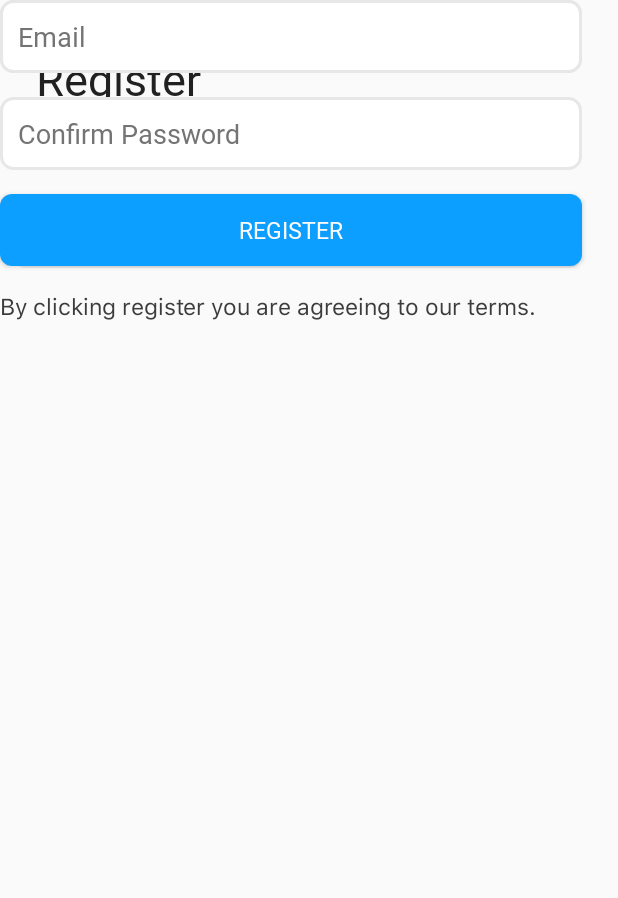
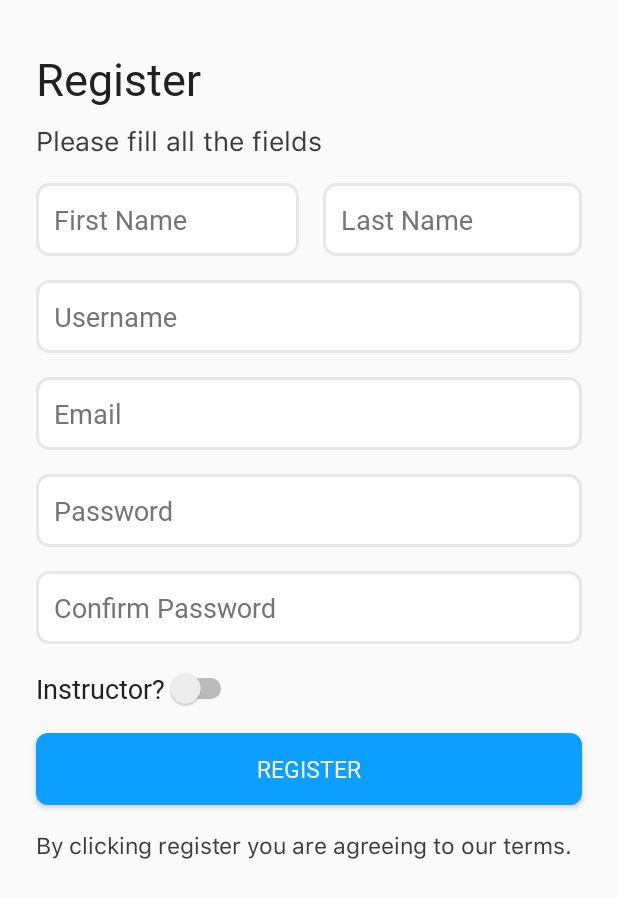
Before and after one commit to laureanray/code-simulator-and-checker, an Android app: the screen it shows after launch (RootActivity), after a tap on "REGISTER", on a phone screen of 412 x 824 dp. Shown: the top 898 px of the screen. Run offline under Robolectric (Android 15) with nearby library versions, the phone set to English and light mode, and no system bars; our stand-ins replace navigation-ui.

Commit message:
Latest commit

```diff
--- a/app/src/main/java/com/laureanray/codesimulatorandchecker/app/RetrofitClientInstance.java
+++ b/app/src/main/java/com/laureanray/codesimulatorandchecker/app/RetrofitClientInstance.java
@@ -5,7 +5,7 @@ import retrofit2.converter.gson.GsonConverterFactory;
 
 public class RetrofitClientInstance {
     private static Retrofit retrofit;
-    private static final String BASE_URL = "http://192.168.100.45:3001";
+    private static final String BASE_URL = "http://192.168.43.152:3001";
 
     public static Retrofit getRetrofitInstance() {
         if (retrofit == null) {
--- a/app/src/main/java/com/laureanray/codesimulatorandchecker/data/services/StudentService.java
+++ b/app/src/main/java/com/laureanray/codesimulatorandchecker/data/services/StudentService.java
@@ -16,4 +16,6 @@ public interface StudentService {
     @POST("/api/v1/students/login")
     Call<Student> login(@Body Login login);
 
+    @POST("/api/v1/students/register")
+    Call<Student> register(@Body Student student);
 }
--- a/app/src/main/java/com/laureanray/codesimulatorandchecker/ui/root/LoginFragment.java
+++ b/app/src/main/java/com/laureanray/codesimulatorandchecker/ui/root/LoginFragment.java
@@ -2,7 +2,6 @@ package com.laureanray.codesimulatorandchecker.ui.root;
 
 import android.app.ProgressDialog;
 import android.content.Intent;
-import android.content.SharedPreferences;
 import android.os.Bundle;
 
 import androidx.fragment.app.Fragment;
@@ -24,8 +23,6 @@ import com.laureanray.codesimulatorandchecker.app.SharedPreferencesManager;
 import com.laureanray.codesimulatorandchecker.data.model.Login;
 import com.laureanray.codesimulatorandchecker.data.model.Student;
 import com.laureanray.codesimulatorandchecker.data.services.StudentService;
-
-import java.util.List;
 
 import retrofit2.Call;
 import retrofit2.Callback;
@@ -84,7 +81,7 @@ public class LoginFragment extends Fragment {
         loginButton = root.findViewById(R.id.login_btn);
         loginButton.setEnabled(false);
 
-        username = root.findViewById(R.id.et_username);
+        username = root.findViewById(R.id.et_r_un);
         password = root.findViewById(R.id.et_password);
 
         username.addTextChangedListener(loginTextWatcher);
--- a/app/src/main/res/layout/login_fragment.xml
+++ b/app/src/main/res/layout/login_fragment.xml
@@ -33,7 +33,7 @@
         app:layout_constraintTop_toBottomOf="@+id/textView4" />
 
     <EditText
-        android:id="@+id/et_username"
+        android:id="@+id/et_r_un"
         style="@style/TextInput"
         android:layout_width="0dp"
         android:layout_height="wrap_content"
@@ -56,8 +56,8 @@
         android:inputType="textPassword"
         app:layout_constraintEnd_toEndOf="@+id/textView4"
         app:layout_constraintHorizontal_bias="0.0"
-        app:layout_constraintStart_toStartOf="@+id/et_username"
-        app:layout_constraintTop_toBottomOf="@+id/et_username" />
+        app:layout_constraintStart_toStartOf="@+id/et_r_un"
+        app:layout_constraintTop_toBottomOf="@+id/et_r_un" />
 
     <Button
         android:id="@+id/login_btn"
--- a/app/src/main/res/layout/register_fragment.xml
+++ b/app/src/main/res/layout/register_fragment.xml
@@ -21,29 +21,29 @@
         app:layout_constraintStart_toStartOf="parent"
         app:layout_constraintTop_toTopOf="parent" />
 
+
     <TextView
         android:id="@+id/textView"
         style="@style/FontBody"
         android:layout_width="0dp"
         android:layout_height="wrap_content"
-        android:layout_marginTop="16dp"
-        android:layout_marginEnd="24dp"
+        android:layout_marginTop="8dp"
         android:text="@string/register_prompt"
         android:textColor="@color/grayLighter"
-        app:layout_constraintEnd_toEndOf="parent"
         app:layout_constraintStart_toStartOf="@+id/textView5"
         app:layout_constraintTop_toBottomOf="@+id/textView5" />
 
     <EditText
-        android:id="@+id/et_username"
+        android:id="@+id/et_fn"
         style="@style/TextInput"
         android:layout_width="175dp"
         android:layout_height="0dp"
         android:layout_marginTop="16dp"
+        android:autofillHints=""
         android:ems="10"
         android:hint="@string/firstname_prompt"
         android:inputType="textPersonName"
-        app:layout_constraintStart_toStartOf="@+id/textView5"
+        app:layout_constraintStart_toStartOf="@+id/textView"
         app:layout_constraintTop_toBottomOf="@+id/textView" />
 
     <EditText
@@ -55,9 +55,8 @@
         android:ems="10"
         android:hint="@string/cpassword_prompt"
         android:inputType="textPassword"
-        app:layout_constraintEnd_toEndOf="@+id/textView5"
-        app:layout_constraintHorizontal_bias="0.0"
-        app:layout_constraintStart_toStartOf="@+id/et_username"
+        app:layout_constraintEnd_toEndOf="@+id/et_r_password"
+        app:layout_constraintStart_toStartOf="@+id/et_r_password"
         app:layout_constraintTop_toBottomOf="@+id/et_r_password" />
 
     <EditText
@@ -69,10 +68,9 @@
         android:ems="10"
         android:hint="@string/prompt_password"
         android:inputType="textPassword"
-        app:layout_constraintEnd_toEndOf="@+id/textView5"
-        app:layout_constraintHorizontal_bias="0.0"
-        app:layout_constraintStart_toStartOf="@+id/et_username"
-        app:layout_constraintTop_toBottomOf="@+id/et_username" />
+        app:layout_constraintEnd_toEndOf="@+id/et_email"
+        app:layout_constraintStart_toStartOf="@+id/et_email"
+        app:layout_constraintTop_toBottomOf="@+id/et_email" />
 
     <Button
         android:id="@+id/login_btn"
@@ -82,20 +80,20 @@
         android:layout_marginTop="16dp"
         android:text="@string/action_register"
         app:layout_constraintEnd_toEndOf="@+id/et_password"
+        app:layout_constraintHorizontal_bias="0.0"
         app:layout_constraintStart_toStartOf="@+id/et_password"
-        app:layout_constraintTop_toBottomOf="@+id/et_password" />
+        app:layout_constraintTop_toBottomOf="@+id/switch1" />
 
     <TextView
-        android:id="@+id/et_lastname"
+        android:id="@+id/et_ln"
         style="@style/TextInput"
         android:layout_width="0dp"
         android:layout_height="wrap_content"
-        android:layout_marginStart="8dp"
-        android:layout_marginTop="16dp"
+        android:layout_marginStart="16dp"
         android:hint="@string/lastname_prompt"
-        app:layout_constraintEnd_toEndOf="@+id/textView"
-        app:layout_constraintStart_toEndOf="@+id/et_username"
-        app:layout_constraintTop_toBottomOf="@+id/textView" />
+        app:layout_constraintEnd_toEndOf="@+id/textView5"
+        app:layout_constraintStart_toEndOf="@+id/et_fn"
+        app:layout_constraintTop_toTopOf="@+id/et_fn" />
 
     <EditText
         android:id="@+id/et_email"
@@ -106,23 +104,22 @@
         android:ems="10"
         android:hint="@string/email_prompt"
         android:inputType="textPersonName"
-        app:layout_constraintEnd_toEndOf="@+id/et_lastname"
-        app:layout_constraintStart_toStartOf="@+id/et_username"
-        app:layout_constraintTop_toBottomOf="@+id/et_username" />
+        app:layout_constraintEnd_toEndOf="@+id/et_r_un"
+        app:layout_constraintStart_toStartOf="@+id/et_r_un"
+        app:layout_constraintTop_toBottomOf="@+id/et_r_un" />
 
     <EditText
-        android:id="@+id/et_username"
+        android:id="@+id/et_r_un"
+        style="@style/TextInput"
         android:layout_width="0dp"
         android:layout_height="wrap_content"
         android:layout_marginTop="16dp"
         android:ems="10"
         android:hint="@string/prompt_username"
         android:inputType="textPersonName"
-        style="@style/TextInput"
-        app:layout_constraintEnd_toEndOf="@+id/et_lastname"
-        app:layout_constraintHorizontal_bias="0.0"
-        app:layout_constraintStart_toStartOf="@+id/et_username"
-        app:layout_constraintTop_toBottomOf="@+id/et_email" />
+        app:layout_constraintEnd_toEndOf="@+id/et_ln"
+        app:layout_constraintStart_toStartOf="@+id/et_fn"
+        app:layout_constraintTop_toBottomOf="@+id/et_fn" />
 
     <TextView
         android:id="@+id/sty"
@@ -131,10 +128,20 @@
         android:layout_height="wrap_content"
         android:layout_marginTop="16dp"
         android:text="@string/terms"
+        android:textColor="@color/grayLighter"
         android:textSize="15sp"
-        android:textColor="@color/grayLighter"
         app:layout_constraintEnd_toEndOf="@+id/login_btn"
         app:layout_constraintStart_toStartOf="@+id/login_btn"
         app:layout_constraintTop_toBottomOf="@+id/login_btn" />
 
+    <Switch
+        android:id="@+id/switch1"
+        style="@style/FontHeadingSm"
+        android:layout_width="wrap_content"
+        android:layout_height="wrap_content"
+        android:layout_marginTop="16dp"
+        android:text="Instructor?"
+        app:layout_constraintStart_toStartOf="@+id/et_password"
+        app:layout_constraintTop_toBottomOf="@+id/et_password" />
+
 </androidx.constraintlayout.widget.ConstraintLayout>
--- a/app/src/main/res/xml/network_security_config.xml
+++ b/app/src/main/res/xml/network_security_config.xml
@@ -1,7 +1,6 @@
 <?xml version="1.0" encoding="utf-8"?>
 <network-security-config>
     <domain-config cleartextTrafficPermitted="true">
-        <domain includeSubdomains="true">192.168.100.45</domain>
-
+        <domain includeSubdomains="true">192.168.43.152</domain>
     </domain-config>
 </network-security-config>
```
